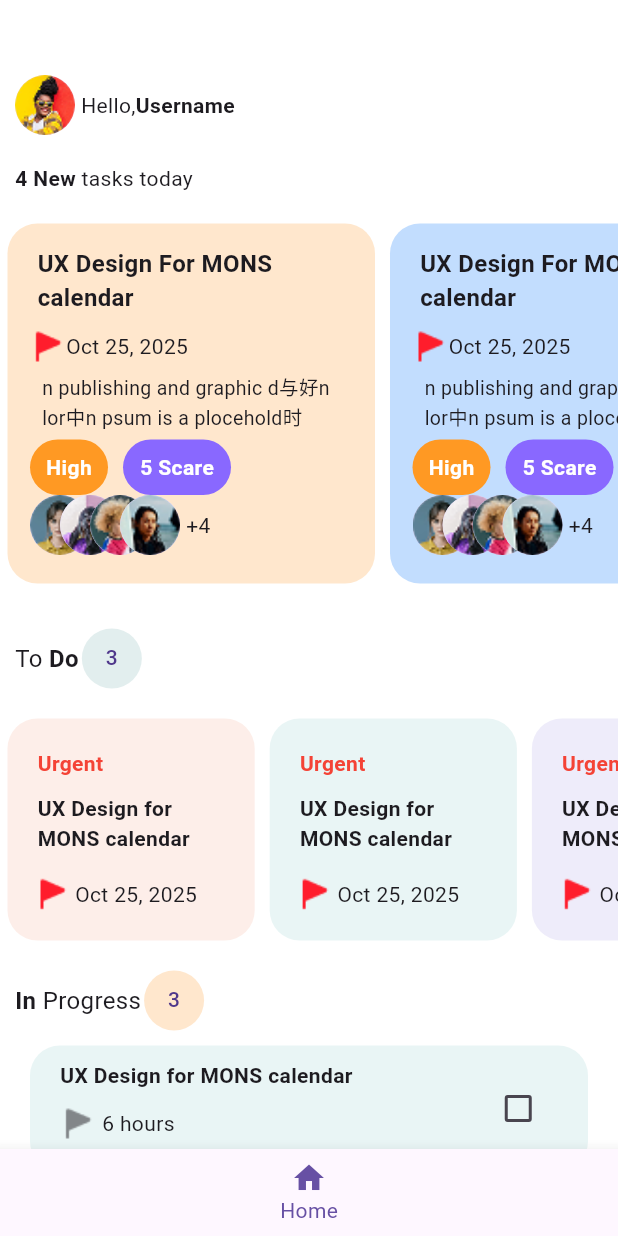
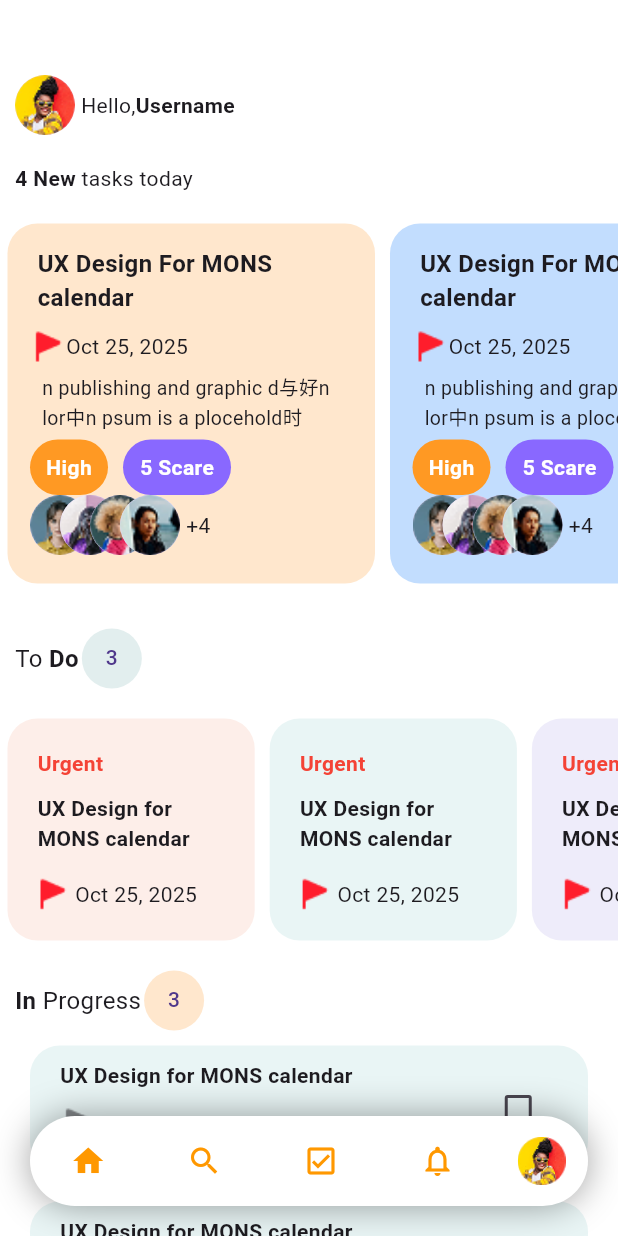
Before and after one commit to YusufBerkez/calendar_date_app, a Flutter app: the screen it shows after launch, on a phone screen of 412 x 824 dp. Run offline on Flutter 3.47's test engine with Material 3 defaults, Android fonts, the phone set to English and light mode, and no system bars.

Commit message:
buton düzeltildi

```diff
--- a/calendar_app/lib/views/homepage/home_page.dart
+++ b/calendar_app/lib/views/homepage/home_page.dart
@@ -194,77 +194,62 @@ class _HomePageState extends State<HomePage> {
       //   ),
       // ),
 
-      // bottomNavigationBar: Padding(
-      //   padding: const EdgeInsets.only(bottom: 20, left: 20, right: 20),
-      //   child: Container(
-      //     height: 60,
-      //     decoration: BoxDecoration(
-      //       borderRadius: BorderRadius.circular(40),
-      //       color: Colors.white,
-      //       boxShadow: [BoxShadow(blurRadius: 20, color: Colors.black38)],
-      //     ),
-      //     child: Row(
-      //       mainAxisAlignment: MainAxisAlignment.spaceAround,
-      //       children: [
-      //         IconButton(
-      //           onPressed: () {
-      //             setState(() {
-      //               selectedHome=true;
-      //               selected_search=false;
-      //             });
-      //           },
-      //           icon: Icon(Icons.home, color: Colors.orange),
-      //         ),
-      //         IconButton(
-      //           onPressed: () {
-      //             Navigator.push(
-      //               context,
-      //               MaterialPageRoute(builder: (context) => SecondPage()),
-      //             );
-      //           },
-      //           icon: Icon(Icons.search, color: Colors.orange),
-      //         ),
-      //         IconButton(
-      //           onPressed: () {
-      //             selectedHome=false;
-      //               selected_search=true;
-      //             Navigator.push(
-      //               context,
-      //               MaterialPageRoute(builder: (context) => Thirdpage()),
-      //             );
-      //           },
-      //           icon: Icon(Icons.check_box_outlined, color: Colors.orange),
-      //         ),
-      //         IconButton(
-      //           onPressed: () {},
-      //           icon: Icon(
-      //             Icons.notifications_none_outlined,
-      //             color: Colors.orange,
-      //           ),
-      //         ),
-      //         CircleAvatar(
-      //           radius: 16,
-      //           child: Image.asset("images/userellipse.png"),
-      //         ),
-      //       ],
-      //     ),
-      //   ),
-      // ),
-
-
-
-bottomNavigationBar: BottomNavigationBar(
-
-  currentIndex: selectedIndex,
-  items: [
-  BottomNavigationBarItem(
-
-    icon: Icon(Icons.home), label: "Home",
-
-
-  )
-]),
-
+      bottomNavigationBar: Padding(
+        padding: const EdgeInsets.only(bottom: 20, left: 20, right: 20),
+        child: Container(
+          height: 60,
+          decoration: BoxDecoration(
+            borderRadius: BorderRadius.circular(40),
+            color: Colors.white,
+            boxShadow: [BoxShadow(blurRadius: 20, color: Colors.black38)],
+          ),
+          child: Row(
+            mainAxisAlignment: MainAxisAlignment.spaceAround,
+            children: [
+              IconButton(
+                onPressed: () {
+                  setState(() {
+                    selectedHome=true;
+                    selected_search=false;
+                  });
+                },
+                icon: Icon(Icons.home, color: Colors.orange),
+              ),
+              IconButton(
+                onPressed: () {
+                  Navigator.push(
+                    context,
+                    MaterialPageRoute(builder: (context) => SecondPage()),
+                  );
+                },
+                icon: Icon(Icons.search, color: Colors.orange),
+              ),
+              IconButton(
+                onPressed: () {
+                  selectedHome=false;
+                    selected_search=true;
+                  Navigator.push(
+                    context,
+                    MaterialPageRoute(builder: (context) => Thirdpage()),
+                  );
+                },
+                icon: Icon(Icons.check_box_outlined, color: Colors.orange),
+              ),
+              IconButton(
+                onPressed: () {},
+                icon: Icon(
+                  Icons.notifications_none_outlined,
+                  color: Colors.orange,
+                ),
+              ),
+              CircleAvatar(
+                radius: 16,
+                child: Image.asset("images/userellipse.png"),
+              ),
+            ],
+          ),
+        ),
+      ),
     );
   }
 }
```
